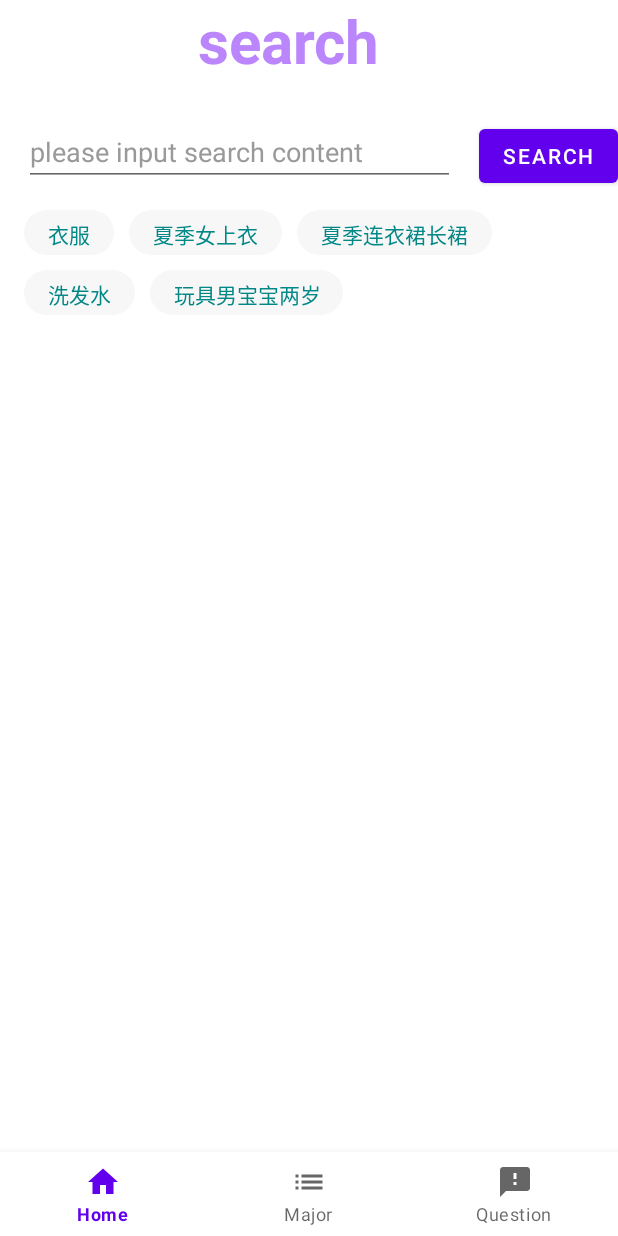
After one commit to andr112/AndrxDemo, an Android app: the fragment SearchFragment placed in its activity, on a phone screen of 412 x 824 dp. The commit adds this screen. Run offline under Robolectric (Android 15) with nearby library versions, the phone set to English and light mode, and no system bars.

Commit message:
自定义搜索历史视图

```diff
--- a/app/src/main/java/com/zd/andrdemo/Consts.kt
+++ b/app/src/main/java/com/zd/andrdemo/Consts.kt
@@ -13,7 +13,9 @@ val homeListItems = listOf(
 )
 val majorListItems = listOf(
     ZdListItem("intent",
-        View.OnClickListener { v -> v.findNavController().navigate(R.id.action_intent) },"消息传递对象,用来请求操作（启动Activity、启动服务、传递广播）")
+        View.OnClickListener { v -> v.findNavController().navigate(R.id.action_intent) },"消息传递对象,用来请求操作（启动Activity、启动服务、传递广播）"),
+    ZdListItem("search",
+        View.OnClickListener { v -> v.findNavController().navigate(R.id.action_search) },"自定义搜索历史记录view ，默认展示两行，支持收起和展开")
 )
 
 val questionListItems = listOf(
--- /dev/null
+++ b/app/src/main/java/com/zd/andrdemo/major/SearchFragment.kt
@@ -0,0 +1,76 @@
+/*
+ * Copyright 2019, The Android Open Source Project
+ *
+ * Licensed under the Apache License, Version 2.0 (the "License");
+ * you may not use this file except in compliance with the License.
+ * You may obtain a copy of the License at
+ *
+ *      http://www.apache.org/licenses/LICENSE-2.0
+ *
+ * Unless required by applicable law or agreed to in writing, software
+ * distributed under the License is distributed on an "AS IS" BASIS,
+ * WITHOUT WARRANTIES OR CONDITIONS OF ANY KIND, either express or implied.
+ * See the License for the specific language governing permissions and
+ * limitations under the License.
+ */
+
+package com.zd.andrdemo.major
+
+import android.os.Bundle
+import android.view.LayoutInflater
+import android.view.View
+import android.view.ViewGroup
+import android.view.inputmethod.EditorInfo
+import android.widget.EditText
+import androidx.fragment.app.Fragment
+import com.zd.andrdemo.R
+import com.zd.andrdemo.view.SearchHistoryView
+
+
+class SearchFragment : Fragment() {
+    private var historyView: SearchHistoryView? = null
+    override fun onCreateView(
+        inflater: LayoutInflater, container: ViewGroup?, savedInstanceState: Bundle?
+    ): View? {
+        return inflater.inflate(R.layout.fragment_search, container, false)
+    }
+
+    override fun onViewCreated(view: View, savedInstanceState: Bundle?) {
+        super.onViewCreated(view, savedInstanceState)
+        val editText = view.findViewById<EditText>(R.id.search_et)
+        editText
+            .setOnEditorActionListener { v, actionId, _ ->
+                if (actionId == EditorInfo.IME_ACTION_SEARCH) {
+                    if (!v.text.toString().isBlank()) {
+                        val text = v.text.toString()
+                        search(text)
+                        v.text = ""
+                    }
+                    return@setOnEditorActionListener true
+                }
+                false
+            }
+        view.findViewById<View>(R.id.search_bt).setOnClickListener {
+            if (!editText.text.toString().isBlank()) {
+                val text = editText.text.toString()
+                search(text)
+                editText.setText("")
+            }
+        }
+        historyView = view.findViewById(R.id.historyView)
+        historyView?.setOnHistoryItemClicker(object : SearchHistoryView.OnHistoryItemClick {
+            override fun onClick(item: String, isOverflow: Boolean) {
+                if (isOverflow) {
+                    val isLimit = historyView!!.isLimit()
+                    historyView!!.setLimit(!isLimit)
+                } else editText.setText(item)
+            }
+        })
+        val histories = arrayListOf("衣服", "夏季女上衣", "夏季连衣裙长裙", "洗发水", "玩具男宝宝两岁")
+        historyView?.setHistorys(histories)
+    }
+
+    private fun search(text: String) {
+        historyView?.addHistory(text)
+    }
+}
--- /dev/null
+++ b/app/src/main/java/com/zd/andrdemo/view/SearchHistoryView.kt
@@ -0,0 +1,309 @@
+package com.zd.andrdemo.view
+
+import android.content.Context
+import android.graphics.*
+import android.graphics.drawable.Drawable
+import android.text.TextPaint
+import android.util.AttributeSet
+import android.view.MotionEvent
+import android.view.View
+import com.zd.andrdemo.R
+import kotlin.math.min
+
+class SearchHistoryView : View {
+    private var mTextPaint: TextPaint
+    private var mItemBgPaint: Paint
+    private var mMaxlength: Int
+    private var isLimit: Boolean
+    private var mLimitLineCount: Int
+    private var mHistories: ArrayList<String>? = null
+    private var mAllLines: ArrayList<LineData>? = null
+    private var mAllRects: HashMap<String, ItemPosition>? = null
+    private var isOverFlow = false
+    private var mMarginHorizontal: Int
+    private var mMarginVertical: Int
+    private var mItemPaddingHorizontal: Int
+    private var mItemPaddingVertical: Int
+    private var mListener: OnHistoryItemClick? = null
+    private var mItemBgRadius: Int
+    private var mOverFlowIconUp: Drawable?
+    private var mOverFlowIconDown: Drawable?
+
+    //private var mOverFlowIconWight: Float
+    private val mOverFlowIconTag = "H"
+
+    constructor(context: Context) : this(context, null)
+    constructor(context: Context, attrs: AttributeSet?) : this(context, attrs, 0)
+    constructor(context: Context, attrs: AttributeSet?, defStyleAttr: Int) : super(
+        context, attrs, defStyleAttr
+    ) {
+        val a = context.obtainStyledAttributes(attrs, R.styleable.SearchHistoryView)
+        isLimit = a.getBoolean(R.styleable.SearchHistoryView_limit, false)
+        mLimitLineCount = a.getInt(R.styleable.SearchHistoryView_limit_lines, Int.MAX_VALUE)
+
+        mMaxlength = a.getInt(R.styleable.SearchHistoryView_text_max_length, 20)
+
+        mTextPaint = TextPaint(Paint.ANTI_ALIAS_FLAG)
+        mTextPaint.density = resources.displayMetrics.density
+        mTextPaint.color = a.getColor(R.styleable.SearchHistoryView_text_color, Color.BLACK)
+        mTextPaint.textSize = a.getDimension(R.styleable.SearchHistoryView_text_size, 16.0f)
+        //mOverFlowIconWight = mTextPaint.measureText(mOverFlowIconTag)
+
+        mItemBgPaint = Paint()
+        mItemBgPaint.color =
+            a.getColor(R.styleable.SearchHistoryView_item_background_color, Color.GRAY)
+        mItemBgPaint.isAntiAlias = true
+
+        mItemBgRadius =
+            a.getDimensionPixelSize(R.styleable.SearchHistoryView_item_background_radius, 20)
+        mMarginHorizontal =
+            a.getDimensionPixelSize(R.styleable.SearchHistoryView_margin_horizontal, 10)
+        mMarginVertical = a.getDimensionPixelSize(R.styleable.SearchHistoryView_margin_vertical, 10)
+        mItemPaddingHorizontal =
+            a.getDimensionPixelSize(R.styleable.SearchHistoryView_item_padding_horizontal, 10)
+        mItemPaddingVertical =
+            a.getDimensionPixelSize(R.styleable.SearchHistoryView_item_padding_vertical, 4)
+
+        mOverFlowIconUp = a.getDrawable(R.styleable.SearchHistoryView_overFlowIconUp)
+        mOverFlowIconDown = a.getDrawable(R.styleable.SearchHistoryView_overFlowIconDown)
+
+        a.recycle()
+    }
+
+    fun isOverFlow(): Boolean {
+        return isOverFlow
+    }
+
+    private fun setOverFlow(overFlow: Boolean) {
+        isOverFlow = overFlow
+    }
+
+    fun isLimit(): Boolean {
+        return isLimit
+    }
+
+    fun setLimit(limit: Boolean) {
+        if (isLimit != limit) {
+            isLimit = limit
+            requestLayout()
+            invalidate()
+        }
+
+    }
+
+    fun setHistorys(datas: ArrayList<String>?) {
+        mHistories = datas
+        requestLayout()
+        invalidate()
+    }
+
+    fun addHistory(data: String) {
+        if (mHistories == null) {
+            mHistories = ArrayList()
+        }
+        mHistories!!.add(0, data)
+        requestLayout()
+        invalidate()
+    }
+
+    fun setOnHistoryItemClicker(click: OnHistoryItemClick) {
+        mListener = click
+    }
+
+    private fun getChildCount(): Int {
+        return if (mHistories.isNullOrEmpty()) 0 else mHistories!!.size
+    }
+
+    private fun addLine(isFirst: Boolean): LineData {
+        if (isFirst) {
+            mAllLines = ArrayList()
+        }
+        val line = LineData(mAllLines?.size ?: 0)
+        mAllLines?.add(line)
+        return line
+    }
+
+    private fun measureChild(data: String): Rect {
+        // mTextPaint.measureText(data)
+        if (mAllRects == null) mAllRects = HashMap()
+        if (mAllRects!!.contains(data)) {
+            return mAllRects!!.get(data)!!.rect
+        } else {
+            val mBounds = Rect()
+            mTextPaint.getTextBounds(data, 0, min(data.length, mMaxlength), mBounds)
+            mBounds.right += 2 * mItemPaddingHorizontal
+            mBounds.bottom += 2 * mItemPaddingVertical
+            mAllRects?.put(data, ItemPosition(mBounds))
+            return mBounds;
+        }
+    }
+
+    override fun onMeasure(widthMeasureSpec: Int, heightMeasureSpec: Int) {
+        val modeWidth = MeasureSpec.getMode(widthMeasureSpec)
+        val sizeWidth = MeasureSpec.getSize(widthMeasureSpec)
+        val modeHeight = MeasureSpec.getMode(heightMeasureSpec)
+        val sizeHeight = MeasureSpec.getSize(heightMeasureSpec)
+
+        val childCount = getChildCount()
+        val contentTotalWidth = sizeWidth - paddingLeft - paddingRight
+
+        var lineData = addLine(true)
+        for (i in 0 until childCount) {
+            val item: String = mHistories?.get(i) ?: continue
+            lineData = addLineItem(item, contentTotalWidth, lineData)
+        }
+        val lineCount: Int = mAllLines?.size ?: 0
+        setOverFlow(lineCount > mLimitLineCount)
+        if (isOverFlow) {
+            addLineItem(mOverFlowIconTag, contentTotalWidth, mAllLines!!.last())
+        }
+        var width = 0
+        var height = 0
+        for (i in 0 until lineCount) {
+            lineData = mAllLines!![i]
+            width = width.coerceAtLeast(lineData.width)
+            if (isLimit && i >= mLimitLineCount) {
+                break
+            }
+            height += lineData.height + mMarginVertical
+        }
+
+        // if (height >= mMargin) height -= mMargin
+        setMeasuredDimension(
+            if (modeWidth == MeasureSpec.EXACTLY) sizeWidth else width + paddingLeft + paddingRight,
+            if (modeHeight == MeasureSpec.EXACTLY) sizeHeight else height + paddingTop + paddingBottom //
+        )
+    }
+
+    private fun addLineItem(item: String, contentTotalWidth: Int, lineData: LineData): LineData {
+        var line = lineData
+        val rect = measureChild(item)
+        val isAdded: Boolean =
+            line.addView(item, contentTotalWidth, rect, mMarginHorizontal)
+        if (!isAdded) {
+            line = addLine(false)
+            line.addView(item, contentTotalWidth, rect, mMarginHorizontal)
+        }
+        return line
+    }
+
+    override fun onDraw(canvas: Canvas) {
+        // Draw the background for this view
+        super.onDraw(canvas)
+        // 设置子View的位置
+        var left = paddingLeft
+        var top = paddingTop
+        // 需要绘制的行数
+        var lineNumber: Int = mAllLines?.size ?: 0
+        if (isLimit) {
+            lineNumber = lineNumber.coerceAtMost(mLimitLineCount)
+        }
+        mAllRects?.values?.forEach {
+            it.left = 0
+            it.top = 0
+        }
+        for (i in 0 until lineNumber) {
+            val lineData: LineData = mAllLines!![i]
+            val lineViews = lineData.views ?: break
+            for (j in lineViews.indices) {
+                val data =
+                    if (i == lineNumber - 1 && j == lineViews.size - 1 && isOverFlow && isLimit) mOverFlowIconTag else lineViews[j]
+                var position = mAllRects!![data]
+                var rect = position!!.rect
+                position.left = left
+                position.top = top
+
+                val bg = RectF(
+                    left + rect.left.toFloat(),
+                    top.toFloat(),
+                    left + rect.right.toFloat(),
+                    top.toFloat() + lineData.height
+                )
+                val radius = mItemBgRadius.toFloat()
+                canvas.drawRoundRect(bg, radius, radius, mItemBgPaint)
+                if (data != mOverFlowIconTag)
+                    canvas.drawText(
+                        data, 0, data.length.coerceAtMost(mMaxlength),
+                        left.toFloat() + mItemPaddingHorizontal,
+                        top.toFloat() + lineData.height - mItemPaddingVertical,
+                        mTextPaint
+                    )
+                when {
+                    data == mOverFlowIconTag && isLimit() -> mOverFlowIconDown
+                    data == mOverFlowIconTag -> mOverFlowIconUp
+                    else -> null
+                }?.let {
+                    it.bounds = Rect(0, 0, it.intrinsicWidth, it.intrinsicHeight)
+                    canvas.save()
+                    canvas.translate(
+                        left.toFloat() + mItemPaddingHorizontal,
+                        top.toFloat() + mItemPaddingVertical
+                    )
+                    it.draw(canvas)
+                    canvas.restore()
+                }
+
+                left += rect.width() + mMarginHorizontal
+            }
+            left = paddingLeft
+            top += lineData.height + mMarginVertical
+        }
+    }
+
+
+    override fun onTouchEvent(event: MotionEvent): Boolean {
+        when (event.action) {
+            MotionEvent.ACTION_DOWN -> {
+                startX = event.x
+                startY = event.y
+            }
+
+            MotionEvent.ACTION_UP -> {
+                val item = marchTouchItem(startX, startY, event.x, event.y)
+                item?.let { mListener?.onClick(item, item == mOverFlowIconTag) }
+            }
+        }
+        return true;
+    }
+
+    private var startX = 0.0f
+    private var startY = 0.0f
+    private fun marchTouchItem(startX: Float, startY: Float, x: Float, y: Float): String? {
+        val item =
+            mAllRects?.filter { (key, position) -> position.left < startX && position.left + position.rect.width() > startX && position.top < startY && position.top + position.rect.height() > startY }
+
+        val datas = item?.keys
+
+        return if (datas.isNullOrEmpty()) null else datas.first()
+    }
+
+    internal class LineData(val lineNum: Int) {
+        var views: MutableList<String>? = null
+        var height = 0
+        var width = 0
+        fun addView(
+            childView: String,
+            contentTotalWidth: Int,
+            rect: Rect,
+            margin: Int
+        ): Boolean {
+            val tempW = if (width == 0) width else width + margin
+            val isAdd = rect.width() + tempW <= contentTotalWidth
+            if (isAdd) {
+                if (views == null) {
+                    views = java.util.ArrayList()
+                }
+                width = rect.width() + tempW
+                views!!.add(childView)
+                height = height.coerceAtLeast(rect.height())
+            }
+            return isAdd
+        }
+    }
+
+    interface OnHistoryItemClick {
+        fun onClick(item: String, isOverFlow: Boolean)
+    }
+
+    data class ItemPosition(val rect: Rect, var left: Int = 0, var top: Int = 0)
+}
--- /dev/null
+++ b/app/src/main/res/layout/fragment_search.xml
@@ -0,0 +1,91 @@
+<?xml version="1.0" encoding="utf-8"?><!--
+  ~ Copyright 2019, The Android Open Source Project
+  ~
+  ~ Licensed under the Apache License, Version 2.0 (the "License");
+  ~ you may not use this file except in compliance with the License.
+  ~ You may obtain a copy of the License at
+  ~
+  ~      http://www.apache.org/licenses/LICENSE-2.0
+  ~
+  ~ Unless required by applicable law or agreed to in writing, software
+  ~ distributed under the License is distributed on an "AS IS" BASIS,
+  ~ WITHOUT WARRANTIES OR CONDITIONS OF ANY KIND, either express or implied.
+  ~ See the License for the specific language governing permissions and
+  ~ limitations under the License.
+  -->
+<LinearLayout xmlns:android="http://schemas.android.com/apk/res/android"
+    xmlns:app="http://schemas.android.com/apk/res-auto"
+    xmlns:tools="http://schemas.android.com/tools"
+    android:layout_width="match_parent"
+    android:layout_height="match_parent"
+    android:orientation="vertical">
+
+    <TextView
+        android:layout_width="368dp"
+        android:layout_height="60dp"
+        android:layout_marginStart="8dp"
+        android:layout_marginEnd="8dp"
+        android:layout_marginBottom="8dp"
+        android:gravity="center_horizontal"
+        android:text="@string/search"
+        android:textAlignment="center"
+        android:textAllCaps="false"
+        android:textColor="@color/purple_200"
+        android:textSize="40sp"
+        android:textStyle="bold" />
+
+    <LinearLayout
+        android:layout_width="match_parent"
+        android:layout_height="wrap_content"
+        android:gravity="center_vertical">
+
+        <EditText
+            android:id="@+id/search_et"
+            android:layout_width="match_parent"
+            android:layout_height="40dp"
+            android:layout_margin="16dp"
+            android:layout_weight="1"
+            android:hint="@string/searchHint"
+            android:textColorHint="#999999" />
+
+        <com.google.android.material.button.MaterialButton
+            android:id="@+id/search_bt"
+            android:layout_width="wrap_content"
+            android:layout_height="wrap_content"
+            android:text="@string/search" />
+    </LinearLayout>
+
+    <ScrollView
+        android:layout_width="match_parent"
+        android:layout_height="match_parent"
+        android:layout_weight="1"
+        tools:context="com.zd.andrdemo.major.SearchFragment"
+        tools:layout_editor_absoluteY="81dp">
+
+        <LinearLayout
+            android:layout_width="match_parent"
+            android:layout_height="wrap_content"
+            android:orientation="vertical"
+            android:paddingHorizontal="16dp">
+
+            <com.zd.andrdemo.view.SearchHistoryView
+                android:id="@+id/historyView"
+                android:layout_width="match_parent"
+                android:layout_height="wrap_content"
+                app:limit="true"
+                app:limit_lines="2"
+                app:margin_horizontal="10dp"
+                app:margin_vertical="10dp"
+                app:text_color="@color/design_default_color_secondary_variant"
+                app:item_padding_horizontal="16dp"
+                app:item_padding_vertical="8dp"
+                app:item_background_color="@color/f7f7f7"
+                app:item_background_radius="50dp"
+                app:text_max_length="20"
+                app:overFlowIconUp="@mipmap/arrow_up_b"
+                app:overFlowIconDown="@mipmap/arrow_down_b"
+                app:text_size="14sp" />
+
+        </LinearLayout>
+    </ScrollView>
+</LinearLayout>
--- a/app/src/main/res/navigation/major.xml
+++ b/app/src/main/res/navigation/major.xml
@@ -1,5 +1,4 @@
-<?xml version="1.0" encoding="utf-8"?>
-<!--
+<?xml version="1.0" encoding="utf-8"?><!--
   ~ Copyright 2019, The Android Open Source Project
   ~
   ~ Licensed under the Apache License, Version 2.0 (the "License");
@@ -15,25 +14,32 @@
   ~ limitations under the License.
   -->
 
-<navigation
-    xmlns:android="http://schemas.android.com/apk/res/android"
+<navigation xmlns:android="http://schemas.android.com/apk/res/android"
     xmlns:app="http://schemas.android.com/apk/res-auto"
     xmlns:tools="http://schemas.android.com/tools"
     android:id="@+id/major"
     app:startDestination="@+id/majorPage">
 
     <fragment
-            android:id="@+id/majorPage"
-            android:name="com.zd.andrdemo.MajorFragment"
-            android:label="@string/major"
-            tools:layout="@layout/fragment_home">
+        android:id="@+id/majorPage"
+        android:name="com.zd.andrdemo.MajorFragment"
+        android:label="@string/major"
+        tools:layout="@layout/fragment_home">
         <action
             android:id="@+id/action_intent"
-            app:destination="@id/intentPage"/>
+            app:destination="@id/intentPage" />
+        <action
+            android:id="@+id/action_search"
+            app:destination="@id/searchPage" />
     </fragment>
     <fragment
         android:id="@+id/intentPage"
         android:name="com.zd.andrdemo.major.IntentFragment"
         android:label="@string/intent"
-        tools:layout="@layout/fragment_intent"/>
+        tools:layout="@layout/fragment_intent" />
+    <fragment
+        android:id="@+id/searchPage"
+        android:name="com.zd.andrdemo.major.SearchFragment"
+        android:label="@string/search"
+        tools:layout="@layout/fragment_search" />
 </navigation>
--- /dev/null
+++ b/app/src/main/res/values/attrs.xml
@@ -0,0 +1,18 @@
+<?xml version="1.0" encoding="utf-8"?>
+<resources>
+    <declare-styleable name="SearchHistoryView">
+        <attr name="limit" format="boolean" />
+        <attr name="limit_lines" format="integer" />
+        <attr name="text_color" format="color" />
+        <attr name="text_size" format="dimension" />
+        <attr name="text_max_length" format="integer" />
+        <attr name="item_background_color" format="color" />
+        <attr name="item_background_radius" format="dimension" />
+        <attr name="item_padding_horizontal" format="dimension" />
+        <attr name="item_padding_vertical" format="dimension" />
+        <attr name="margin_vertical" format="dimension" />
+        <attr name="margin_horizontal" format="dimension" />
+        <attr name="overFlowIconUp" format="reference" />
+        <attr name="overFlowIconDown" format="reference" />
+    </declare-styleable>
+</resources>
--- a/app/src/main/res/values/colors.xml
+++ b/app/src/main/res/values/colors.xml
@@ -7,4 +7,5 @@
     <color name="teal_700">#FF018786</color>
     <color name="black">#FF000000</color>
     <color name="white">#FFFFFFFF</color>
+    <color name="f7f7f7">#f7f7f7</color>
 </resources>
--- a/app/src/main/res/values/strings.xml
+++ b/app/src/main/res/values/strings.xml
@@ -18,4 +18,6 @@
     <string name="question">Question</string>
     <string name="intent">intent</string>
     <string name="intent_des">intent</string>
+    <string name="search">search</string>
+    <string name="searchHint">please input search content</string>
 </resources>
```
Also changed, not shown: app/src/main/res/mipmap-xhdpi/arrow_down_b.png (added), app/src/main/res/mipmap-xhdpi/arrow_up_b.png (added).
